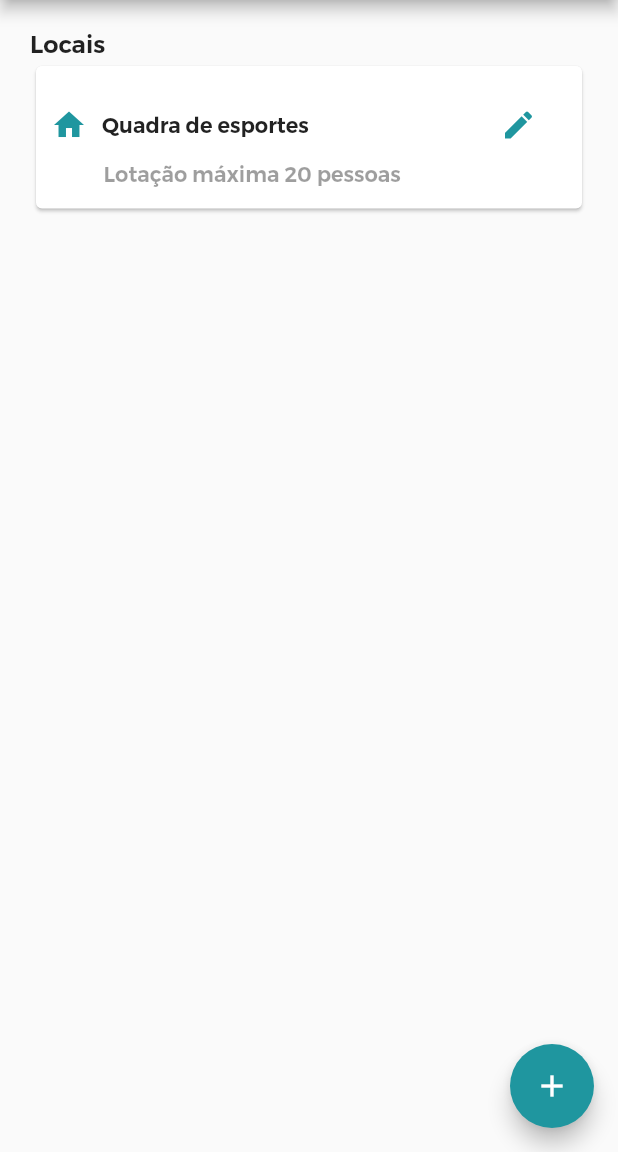
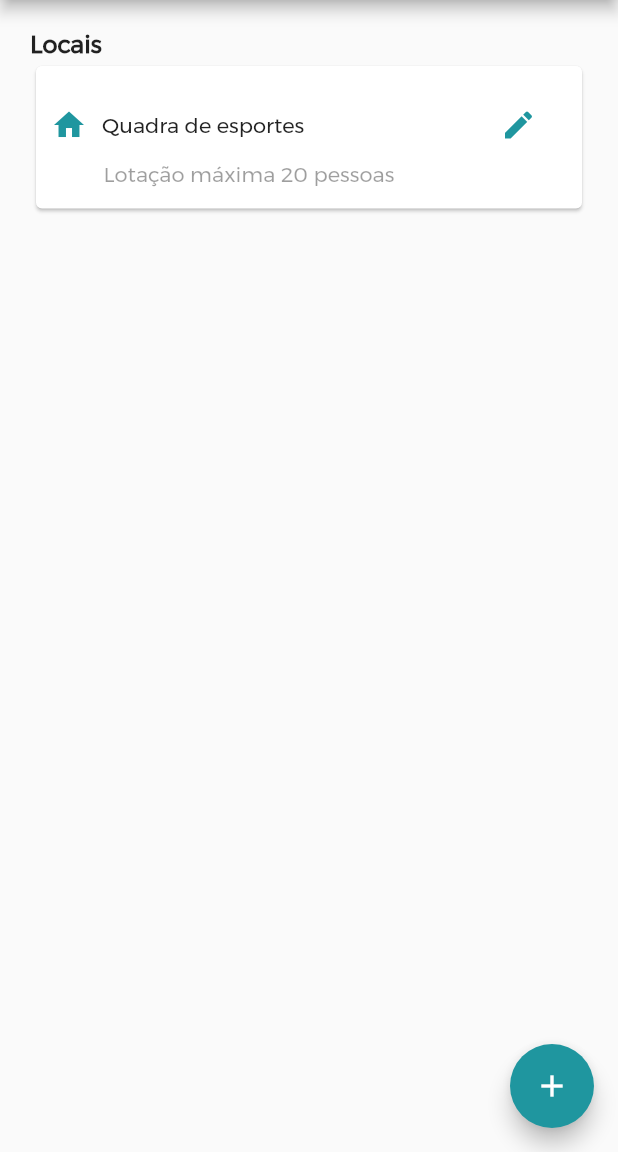
Before and after one commit to projeto-retomada/retomada-app, a Flutter app: the LocalList screen opened directly, after a tap on the "menu" icon, after a tap on "Locais", on a phone screen of 412 x 824 dp, the part 84-1236 px from its top. Run offline on Flutter 3.47's test engine with Material 2 defaults, Android fonts, the phone set to English and light mode, and no system bars.

Commit message:
Alterando font

```diff
--- a/lib/comun_elements/menu_app_bar.dart
+++ b/lib/comun_elements/menu_app_bar.dart
@@ -38,7 +38,7 @@ class NavigationDrawer extends StatelessWidget {
             accountEmail: Text("imisspadme@universe.com"),
             accountName: Text(
               "Darth Vader",
-              style: TextStyle(fontSize: 18),
+              style: TextStyle(fontSize: 18, fontWeight: FontWeight.bold),
             ),
             currentAccountPicture: new CircleAvatar(
               backgroundColor: Color.fromRGBO(31, 150, 159, 1),
@@ -50,7 +50,7 @@ class NavigationDrawer extends StatelessWidget {
               children: <Widget>[
                 Icon(
                   Icons.person,
-                  size: 32,
+                  size: 25,
                   color: Color.fromRGBO(32, 153, 160, 1),
                 ),
                 SizedBox(
@@ -58,7 +58,7 @@ class NavigationDrawer extends StatelessWidget {
                   height: 70,
                 ),
                 Text("Perfil",
-                    style: TextStyle(fontSize: 17, fontFamily: 'Montserrat')) //
+                    style: TextStyle(fontSize: 14, fontFamily: 'Montserrat')) //
               ],
             ),
             onTap: () {
@@ -71,7 +71,7 @@ class NavigationDrawer extends StatelessWidget {
               children: <Widget>[
                 Icon(
                   Icons.home,
-                  size: 32,
+                  size: 25,
                   color: Color.fromRGBO(32, 153, 160, 1),
                 ),
                 SizedBox(
@@ -79,7 +79,7 @@ class NavigationDrawer extends StatelessWidget {
                   height: 70,
                 ),
                 Text("Locais",
-                    style: TextStyle(fontSize: 17, fontFamily: 'Montserrat')) //
+                    style: TextStyle(fontSize: 14, fontFamily: 'Montserrat')) //
               ],
             ),
             onTap: () {
@@ -92,7 +92,7 @@ class NavigationDrawer extends StatelessWidget {
               children: <Widget>[
                 Icon(
                   Icons.check_box,
-                  size: 32,
+                  size: 25,
                   color: Color.fromRGBO(32, 153, 160, 1),
                 ),
                 SizedBox(
@@ -100,7 +100,7 @@ class NavigationDrawer extends StatelessWidget {
                   height: 70,
                 ),
                 Text("Atividades",
-                    style: TextStyle(fontSize: 17, fontFamily: 'Montserrat')) //
+                    style: TextStyle(fontSize: 14, fontFamily: 'Montserrat')) //
               ],
             ),
             onTap: () {
@@ -113,7 +113,7 @@ class NavigationDrawer extends StatelessWidget {
               children: <Widget>[
                 Icon(
                   Icons.people,
-                  size: 32,
+                  size: 25,
                   color: Color.fromRGBO(32, 153, 160, 1),
                 ),
                 SizedBox(
@@ -121,7 +121,7 @@ class NavigationDrawer extends StatelessWidget {
                   height: 70,
                 ),
                 Text("Usuários",
-                    style: TextStyle(fontSize: 17, fontFamily: 'Montserrat')) //
+                    style: TextStyle(fontSize: 14, fontFamily: 'Montserrat')) //
               ],
             ),
             onTap: () {
@@ -134,7 +134,7 @@ class NavigationDrawer extends StatelessWidget {
               children: <Widget>[
                 Icon(
                   Icons.content_paste,
-                  size: 32,
+                  size: 25,
                   color: Color.fromRGBO(32, 153, 160, 1),
                 ),
                 SizedBox(
@@ -142,7 +142,7 @@ class NavigationDrawer extends StatelessWidget {
                   height: 70,
                 ),
                 Text("Critérios Sanitários",
-                    style: TextStyle(fontSize: 17, fontFamily: 'Montserrat')) //
+                    style: TextStyle(fontSize: 14, fontFamily: 'Montserrat')) //
               ],
             ),
             onTap: () {
@@ -157,7 +157,7 @@ class NavigationDrawer extends StatelessWidget {
               children: <Widget>[
                 Icon(
                   Icons.healing,
-                  size: 32,
+                  size: 25,
                   color: Color.fromRGBO(32, 153, 160, 1),
                 ),
                 SizedBox(
@@ -165,7 +165,7 @@ class NavigationDrawer extends StatelessWidget {
                   height: 65,
                 ),
                 Text("Relatórios de Saúde",
-                    style: TextStyle(fontSize: 17, fontFamily: 'Montserrat')) //
+                    style: TextStyle(fontSize: 14, fontFamily: 'Montserrat')) //
               ],
             ),
             onTap: () {},
@@ -175,7 +175,7 @@ class NavigationDrawer extends StatelessWidget {
               children: <Widget>[
                 Icon(
                   Icons.exit_to_app,
-                  size: 32,
+                  size: 25,
                   color: Colors.grey,
                 ),
                 SizedBox(
@@ -183,7 +183,7 @@ class NavigationDrawer extends StatelessWidget {
                   height: 65,
                 ),
                 Text("Sair",
-                    style: TextStyle(fontSize: 17, fontFamily: 'Montserrat')) //
+                    style: TextStyle(fontSize: 14, fontFamily: 'Montserrat', color: Colors.grey)) //
               ],
             ),
             onTap: () {},
--- a/lib/local/local_list.dart
+++ b/lib/local/local_list.dart
@@ -20,7 +20,7 @@ class LocalList extends StatelessWidget {
                 delegate: SliverChildListDelegate([
               Text(
                 "Locais",
-                style: TextStyle(fontSize: 16),
+                style: TextStyle(fontSize: 16, fontWeight: FontWeight.bold),
               ),
               Column(
                 children: <Widget>[
--- a/pubspec.yaml
+++ b/pubspec.yaml
@@ -42,7 +42,7 @@ flutter:
   fonts:
     - family: Montserrat
       fonts:
-        - asset: assets/fonts/Montserrat-SemiBold.ttf
+        - asset: assets/fonts/Montserrat-Regular.ttf
   assets:
     - assets/
 
```
Also changed, not shown: assets/logo-branco-horizontal.png, pubspec.lock.
